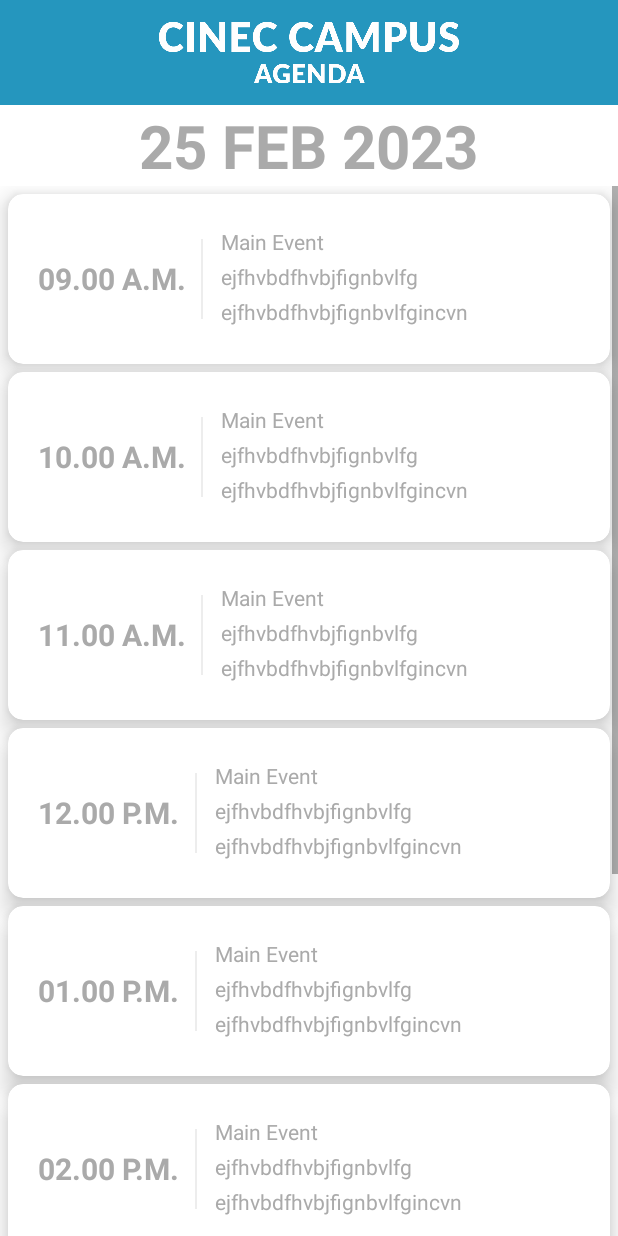
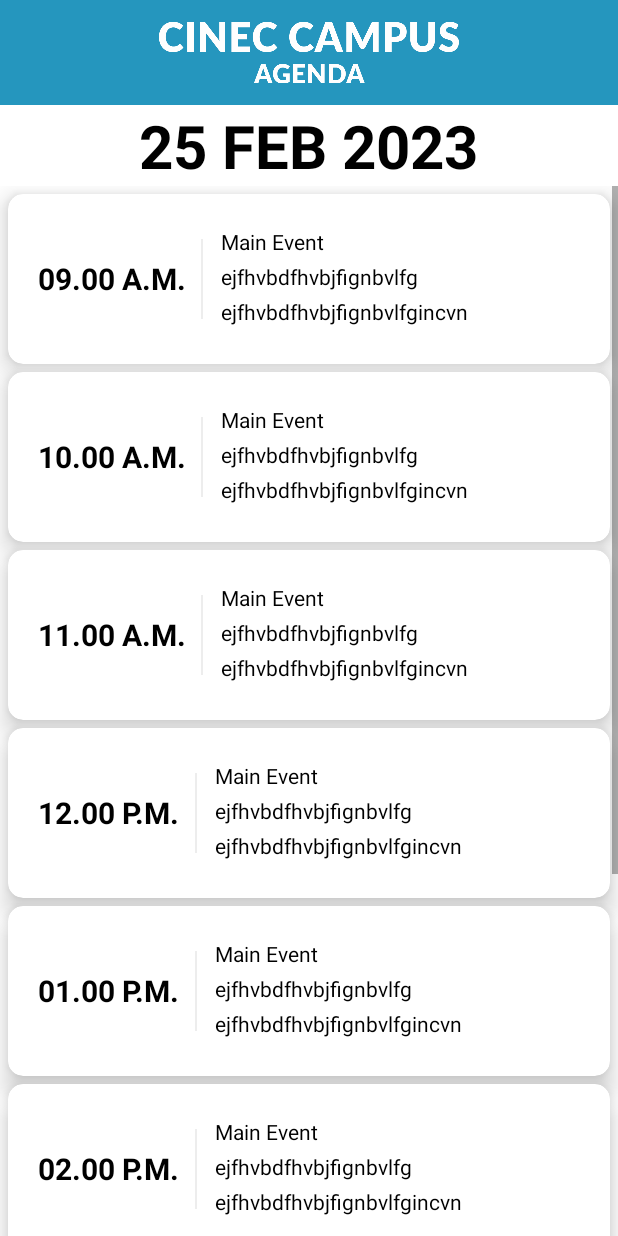
Before and after one commit to chaniru-puldith/Open-Day-Companion-App, an Android app: the AgendaActivity screen opened directly, with no data from a screen before it, on a phone screen of 412 x 824 dp. Run offline under Robolectric (Android 15) with nearby library versions, the phone set to English and light mode, and no system bars.

```diff
--- a/app/src/main/res/layout/activity_agenda.xml
+++ b/app/src/main/res/layout/activity_agenda.xml
@@ -5,8 +5,7 @@
     android:layout_width="match_parent"
     android:layout_height="match_parent"
     android:orientation="vertical"
-    tools:context=".AgendaActivity"
-    android:background="@color/white">
+    tools:context=".AgendaActivity">
 
     <LinearLayout
         android:layout_width="match_parent"
@@ -33,14 +32,14 @@
             android:layout_width="wrap_content"
             android:layout_height="wrap_content"
             android:text="25 FEB 2023"
-            android:textColor="@android:color/darker_gray"
+            android:textColor="?attr/text_color"
             android:textSize="40dp"
             android:textStyle="bold" />
 
 
     </LinearLayout>
 
-
+    <!--adding scroll view-->
     <ScrollView
         android:layout_width="match_parent"
         android:layout_height="match_parent">
@@ -49,7 +48,7 @@
             android:layout_width="match_parent"
             android:layout_height="wrap_content"
             android:orientation="vertical" >
-
+            <!--adding card view-->
             <androidx.cardview.widget.CardView
                 android:layout_width="match_parent"
                 android:layout_height="wrap_content"
@@ -57,7 +56,8 @@
                 android:layout_marginTop="5dp"
                 android:layout_marginRight="5dp"
                 app:cardCornerRadius="10dp"
-                app:cardElevation="10dp">
+                app:cardElevation="10dp"
+                app:cardBackgroundColor="?attr/card_color">
 
                 <LinearLayout
                     android:layout_width="match_parent"
@@ -74,7 +74,7 @@
                             android:layout_width="wrap_content"
                             android:layout_height="wrap_content"
                             android:text="09.00 A.M."
-                            android:textColor="@android:color/darker_gray"
+                            android:textColor="?attr/text_color"
                             android:textSize="20dp"
                             android:textStyle="bold" />
 
@@ -104,7 +104,7 @@
                             android:gravity="center"
                             android:padding="2dp"
                             android:text="Main Event"
-                            android:textColor="@android:color/darker_gray" />
+                            android:textColor="?attr/text_color" />
 
                         <TextView
                             android:layout_width="wrap_content"
@@ -112,7 +112,7 @@
                             android:gravity="center"
                             android:padding="2dp"
                             android:text="ejfhvbdfhvbjfignbvlfg"
-                            android:textColor="@android:color/darker_gray" />
+                            android:textColor="?attr/text_color" />
 
                         <TextView
                             android:layout_width="wrap_content"
@@ -120,7 +120,7 @@
                             android:gravity="center"
                             android:padding="2dp"
                             android:text="ejfhvbdfhvbjfignbvlfgincvn"
-                            android:textColor="@android:color/darker_gray" />
+                            android:textColor="?attr/text_color" />
                     </LinearLayout>
 
 
@@ -134,7 +134,8 @@
                 android:layout_marginTop="5dp"
                 android:layout_marginRight="5dp"
                 app:cardCornerRadius="10dp"
-                app:cardElevation="10dp">
+                app:cardElevation="10dp"
+                app:cardBackgroundColor="?attr/card_color">
 
                 <LinearLayout
                     android:layout_width="match_parent"
@@ -151,7 +152,7 @@
                             android:layout_width="wrap_content"
                             android:layout_height="wrap_content"
                             android:text="10.00 A.M."
-                            android:textColor="@android:color/darker_gray"
+                            android:textColor="?attr/text_color"
                             android:textSize="20dp"
                             android:textStyle="bold" />
 
@@ -181,7 +182,7 @@
                             android:gravity="center"
                             android:padding="2dp"
                             android:text="Main Event"
-                            android:textColor="@android:color/darker_gray" />
+                            android:textColor="?attr/text_color" />
 
                         <TextView
                             android:layout_width="wrap_content"
@@ -189,7 +190,7 @@
                             android:gravity="center"
                             android:padding="2dp"
                             android:text="ejfhvbdfhvbjfignbvlfg"
-                            android:textColor="@android:color/darker_gray" />
+                            android:textColor="?attr/text_color" />
 
                         <TextView
                             android:layout_width="wrap_content"
@@ -197,7 +198,7 @@
                             android:gravity="center"
                             android:padding="2dp"
                             android:text="ejfhvbdfhvbjfignbvlfgincvn"
-                            android:textColor="@android:color/darker_gray" />
+                            android:textColor="?attr/text_color" />
                     </LinearLayout>
 
 
@@ -211,7 +212,8 @@
                 android:layout_marginTop="5dp"
                 android:layout_marginRight="5dp"
                 app:cardCornerRadius="10dp"
-                app:cardElevation="10dp">
+                app:cardElevation="10dp"
+                app:cardBackgroundColor="?attr/card_color">
 
                 <LinearLayout
                     android:layout_width="match_parent"
@@ -228,7 +230,7 @@
                             android:layout_width="wrap_content"
                             android:layout_height="wrap_content"
                             android:text="11.00 A.M."
-                            android:textColor="@android:color/darker_gray"
+                            android:textColor="?attr/text_color"
                             android:textSize="20dp"
                             android:textStyle="bold" />
 
@@ -258,7 +260,7 @@
                             android:gravity="center"
                             android:padding="2dp"
                             android:text="Main Event"
-                            android:textColor="@android:color/darker_gray" />
+                            android:textColor="?attr/text_color" />
 
                         <TextView
                             android:layout_width="wrap_content"
@@ -266,7 +268,7 @@
                             android:gravity="center"
                             android:padding="2dp"
                             android:text="ejfhvbdfhvbjfignbvlfg"
-                            android:textColor="@android:color/darker_gray" />
+                            android:textColor="?attr/text_color" />
 
                         <TextView
                             android:layout_width="wrap_content"
@@ -274,7 +276,7 @@
                             android:gravity="center"
                             android:padding="2dp"
                             android:text="ejfhvbdfhvbjfignbvlfgincvn"
-                            android:textColor="@android:color/darker_gray" />
+                            android:textColor="?attr/text_color" />
                     </LinearLayout>
 
 
@@ -288,7 +290,8 @@
                 android:layout_marginTop="5dp"
                 android:layout_marginRight="5dp"
                 app:cardCornerRadius="10dp"
-                app:cardElevation="10dp">
+                app:cardElevation="10dp"
+                app:cardBackgroundColor="?attr/card_color">
 
                 <LinearLayout
                     android:layout_width="match_parent"
@@ -305,7 +308,7 @@
                             android:layout_width="wrap_content"
                             android:layout_height="wrap_content"
                             android:text="12.00 P.M."
-                            android:textColor="@android:color/darker_gray"
+                            android:textColor="?attr/text_color"
                             android:textSize="20dp"
                             android:textStyle="bold" />
 
@@ -335,7 +338,7 @@
                             android:gravity="center"
                             android:padding="2dp"
                             android:text="Main Event"
-                            android:textColor="@android:color/darker_gray" />
+                            android:textColor="?attr/text_color" />
 
                         <TextView
                             android:layout_width="wrap_content"
@@ -343,7 +346,7 @@
                             android:gravity="center"
                             android:padding="2dp"
                             android:text="ejfhvbdfhvbjfignbvlfg"
-                            android:textColor="@android:color/darker_gray" />
+                            android:textColor="?attr/text_color" />
 
                         <TextView
                             android:layout_width="wrap_content"
@@ -351,7 +354,7 @@
                             android:gravity="center"
                             android:padding="2dp"
                             android:text="ejfhvbdfhvbjfignbvlfgincvn"
-                            android:textColor="@android:color/darker_gray" />
+                            android:textColor="?attr/text_color" />
                     </LinearLayout>
 
 
@@ -365,7 +368,8 @@
                 android:layout_marginTop="5dp"
                 android:layout_marginRight="5dp"
                 app:cardCornerRadius="10dp"
-                app:cardElevation="10dp">
+                app:cardElevation="10dp"
+                app:cardBackgroundColor="?attr/card_color">
 
                 <LinearLayout
                     android:layout_width="match_parent"
@@ -382,7 +386,7 @@
                             android:layout_width="wrap_content"
                             android:layout_height="wrap_content"
                             android:text="01.00 P.M."
-                            android:textColor="@android:color/darker_gray"
+                            android:textColor="?attr/text_color"
                             android:textSize="20dp"
                             android:textStyle="bold" />
 
@@ -412,7 +416,7 @@
                             android:gravity="center"
                             android:padding="2dp"
                             android:text="Main Event"
-                            android:textColor="@android:color/darker_gray" />
+                            android:textColor="?attr/text_color" />
 
                         <TextView
                             android:layout_width="wrap_content"
@@ -420,7 +424,7 @@
                             android:gravity="center"
                             android:padding="2dp"
                             android:text="ejfhvbdfhvbjfignbvlfg"
-                            android:textColor="@android:color/darker_gray" />
+                            android:textColor="?attr/text_color" />
 
                         <TextView
                             android:layout_width="wrap_content"
@@ -428,7 +432,7 @@
                             android:gravity="center"
                             android:padding="2dp"
                             android:text="ejfhvbdfhvbjfignbvlfgincvn"
-                            android:textColor="@android:color/darker_gray" />
+                            android:textColor="?attr/text_color" />
                     </LinearLayout>
 
 
@@ -442,7 +446,8 @@
                 android:layout_marginTop="5dp"
                 android:layout_marginRight="5dp"
                 app:cardCornerRadius="10dp"
-                app:cardElevation="10dp">
+                app:cardElevation="10dp"
+                app:cardBackgroundColor="?attr/card_color">
 
                 <LinearLayout
                     android:layout_width="match_parent"
@@ -459,7 +464,7 @@
                             android:layout_width="wrap_content"
                             android:layout_height="wrap_content"
                             android:text="02.00 P.M."
-                            android:textColor="@android:color/darker_gray"
+                            android:textColor="?attr/text_color"
                             android:textSize="20dp"
                             android:textStyle="bold" />
 
@@ -489,7 +494,7 @@
                             android:gravity="center"
                             android:padding="2dp"
                             android:text="Main Event"
-                            android:textColor="@android:color/darker_gray" />
+                            android:textColor="?attr/text_color" />
 
                         <TextView
                             android:layout_width="wrap_content"
@@ -497,7 +502,7 @@
                             android:gravity="center"
                             android:padding="2dp"
                             android:text="ejfhvbdfhvbjfignbvlfg"
-                            android:textColor="@android:color/darker_gray" />
+                            android:textColor="?attr/text_color" />
 
                         <TextView
                             android:layout_width="wrap_content"
@@ -505,7 +510,7 @@
                             android:gravity="center"
                             android:padding="2dp"
                             android:text="ejfhvbdfhvbjfignbvlfgincvn"
-                            android:textColor="@android:color/darker_gray" />
+                            android:textColor="?attr/text_color" />
                     </LinearLayout>
 
 
@@ -519,7 +524,8 @@
                 android:layout_marginTop="5dp"
                 android:layout_marginRight="5dp"
                 app:cardCornerRadius="10dp"
-                app:cardElevation="10dp">
+                app:cardElevation="10dp"
+                app:cardBackgroundColor="?attr/card_color">
 
                 <LinearLayout
                     android:layout_width="match_parent"
@@ -536,7 +542,7 @@
                             android:layout_width="wrap_content"
                             android:layout_height="wrap_content"
                             android:text="03.00 P.M."
-                            android:textColor="@android:color/darker_gray"
+                            android:textColor="?attr/text_color"
                             android:textSize="20dp"
                             android:textStyle="bold" />
 
@@ -566,7 +572,7 @@
                             android:gravity="center"
                             android:padding="2dp"
                             android:text="Main Event"
-                            android:textColor="@android:color/darker_gray" />
+                            android:textColor="?attr/text_color" />
 
                         <TextView
                             android:layout_width="wrap_content"
@@ -574,7 +580,7 @@
                             android:gravity="center"
                             android:padding="2dp"
                             android:text="ejfhvbdfhvbjfignbvlfg"
-                            android:textColor="@android:color/darker_gray" />
+                            android:textColor="?attr/text_color" />
 
                         <TextView
                             android:layout_width="wrap_content"
@@ -582,7 +588,7 @@
                             android:gravity="center"
                             android:padding="2dp"
                             android:text="ejfhvbdfhvbjfignbvlfgincvn"
-                            android:textColor="@android:color/darker_gray" />
+                            android:textColor="?attr/text_color" />
                     </LinearLayout>
 
 
@@ -596,7 +602,8 @@
                 android:layout_marginTop="5dp"
                 android:layout_marginRight="5dp"
                 app:cardCornerRadius="10dp"
-                app:cardElevation="10dp">
+                app:cardElevation="10dp"
+                app:cardBackgroundColor="?attr/card_color">
 
                 <LinearLayout
                     android:layout_width="match_parent"
@@ -613,7 +620,7 @@
                             android:layout_width="wrap_content"
                             android:layout_height="wrap_content"
                             android:text="04.00 P.M."
-                            android:textColor="@android:color/darker_gray"
+                            android:textColor="?attr/text_color"
                             android:textSize="20dp"
                             android:textStyle="bold" />
 
@@ -643,7 +650,7 @@
                             android:gravity="center"
                             android:padding="2dp"
                             android:text="Main Event"
-                            android:textColor="@android:color/darker_gray" />
+                            android:textColor="?attr/text_color" />
 
                         <TextView
                             android:layout_width="wrap_content"
@@ -651,7 +658,7 @@
                             android:gravity="center"
                             android:padding="2dp"
                             android:text="ejfhvbdfhvbjfignbvlfg"
-                            android:textColor="@android:color/darker_gray" />
+                            android:textColor="?attr/text_color" />
 
                         <TextView
                             android:layout_width="wrap_content"
@@ -659,7 +666,7 @@
                             android:gravity="center"
                             android:padding="2dp"
                             android:text="ejfhvbdfhvbjfignbvlfgincvn"
-                            android:textColor="@android:color/darker_gray" />
+                            android:textColor="?attr/text_color" />
                     </LinearLayout>
 
 
@@ -673,7 +680,8 @@
                 android:layout_marginTop="5dp"
                 android:layout_marginRight="5dp"
                 app:cardCornerRadius="10dp"
-                app:cardElevation="10dp">
+                app:cardElevation="10dp"
+                app:cardBackgroundColor="?attr/card_color">
 
                 <LinearLayout
                     android:layout_width="match_parent"
@@ -690,7 +698,7 @@
                             android:layout_width="wrap_content"
                             android:layout_height="wrap_content"
                             android:text="05.00 P.M."
-                            android:textColor="@android:color/darker_gray"
+                            android:textColor="?attr/text_color"
                             android:textSize="20dp"
                             android:textStyle="bold" />
 
@@ -720,7 +728,7 @@
                             android:gravity="center"
                             android:padding="2dp"
                             android:text="Main Event"
-                            android:textColor="@android:color/darker_gray" />
+                            android:textColor="?attr/text_color" />
 
                         <TextView
                             android:layout_width="wrap_content"
@@ -728,7 +736,7 @@
                             android:gravity="center"
                             android:padding="2dp"
                             android:text="ejfhvbdfhvbjfignbvlfg"
-                            android:textColor="@android:color/darker_gray" />
+                            android:textColor="?attr/text_color" />
 
                         <TextView
                             android:layout_width="wrap_content"
@@ -736,7 +744,7 @@
                             android:gravity="center"
                             android:padding="2dp"
                             android:text="ejfhvbdfhvbjfignbvlfgincvn"
-                            android:textColor="@android:color/darker_gray" />
+                            android:textColor="?attr/text_color" />
                     </LinearLayout>
 
 
--- a/app/src/main/res/layout/activity_login.xml
+++ b/app/src/main/res/layout/activity_login.xml
@@ -30,6 +30,7 @@
                 android:layout_width="wrap_content"
                 android:layout_height="wrap_content"
                 android:text="Wellcome To"
+                android:textColor="@color/logtextcolor"
                 android:textSize="25dp"/>
 
             <TextView
@@ -37,6 +38,7 @@
                 android:layout_width="wrap_content"
                 android:layout_height="wrap_content"
                 android:text="CINEC Campus"
+                android:textColor="@color/logtextcolor"
                 android:textSize="35dp"/>
         </LinearLayout>
 
--- a/app/src/main/res/values-night/themes.xml
+++ b/app/src/main/res/values-night/themes.xml
@@ -9,8 +9,15 @@
         <item name="colorSecondary">@color/teal_200</item>
         <item name="colorSecondaryVariant">@color/teal_700</item>
         <item name="colorOnSecondary">@color/black</item>
+
         <!-- Status bar color. -->
         <item name="android:statusBarColor">?attr/colorPrimaryVariant</item>
         <!-- Customize your theme here. -->
+        <item name="background_color">#FF000000</item>
+        <item name="text_color">#FFFF</item>
+        <item name="card_color">#4d4d4d</item>
+        <item name="contactcard_color">#003152</item>
+
+
     </style>
 </resources>
--- a/app/src/main/res/values/colors.xml
+++ b/app/src/main/res/values/colors.xml
@@ -16,4 +16,7 @@
     <color name="yello">#ffb300</color>
     <color name="green">#00bfa5</color>
     <color name="colorAccent">#FF4081</color>
+    <color name="ancor">#3E424B</color>
+    <color name="logtextcolor">#3c6374</color>
+
 </resources>
--- a/app/src/main/res/values/themes.xml
+++ b/app/src/main/res/values/themes.xml
@@ -12,5 +12,10 @@
         <!-- Status bar color. -->
         <item name="android:statusBarColor">?attr/colorPrimaryVariant</item>
         <!-- Customize your theme here. -->
+        <item name="background_color">#FFFFFFFF</item>
+        <item name="text_color">#FF000000</item>
+        <item name="card_color">#FFFFFFFF</item>
+        <item name="contactcard_color">#2596be</item>
+
     </style>
 </resources>
```
Also changed, not shown: app/src/main/res/layout/activity_contactus.xml (+6 -6 lines), app/src/main/res/layout/activity_courses2.xml (+5 -4 lines), app/src/main/res/layout/activity_faculty1.xml (+9 -10 lines), app/src/main/res/layout/activity_faculty2.xml (+9 -10 lines), app/src/main/res/layout/activity_faculty3.xml (+11 -12 lines), app/src/main/res/layout/activity_faculty4.xml (+9 -10 lines), app/src/main/res/layout/activity_faculty5.xml (+11 -12 lines), app/src/main/res/layout/activity_faculty6.xml (+3 -4 lines), app/src/main/res/layout/activity_googlemap.xml (+11 -5 lines), app/src/main/res/layout/activity_main.xml (+8 -10 lines), app/src/main/res/layout/activity_navigation.xml (+17 -18 lines), app/src/main/res/layout/activity_qr.xml (+19 -2 lines), app/src/main/res/layout/activity_reset_password.xml (+5 -4 lines), app/src/main/res/values/attr.xml (added, +16 -0 lines), 1 more files.
